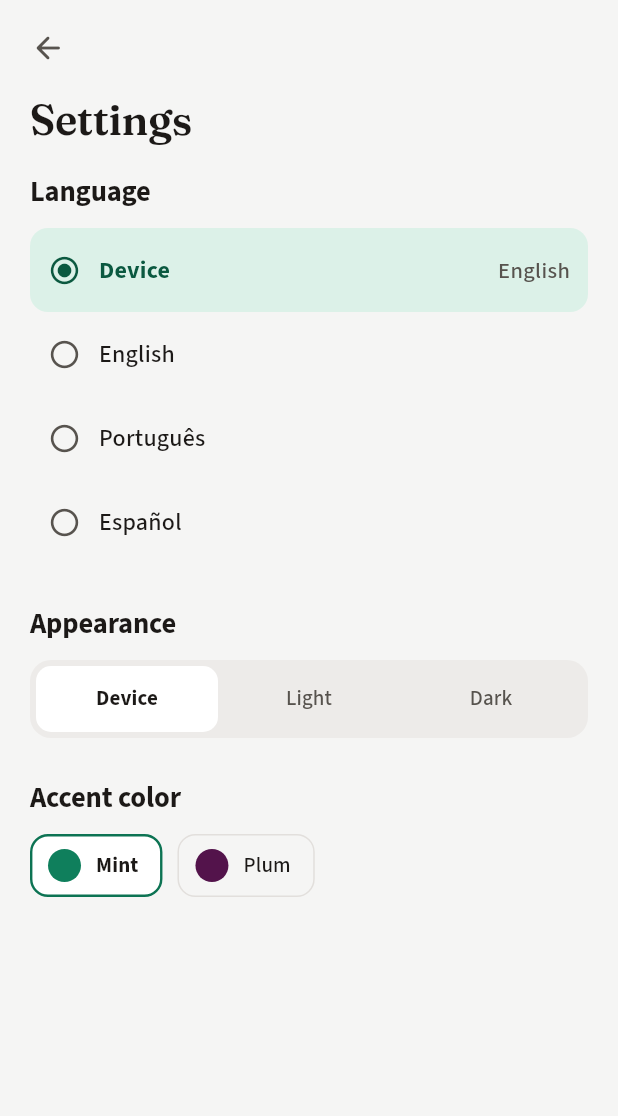
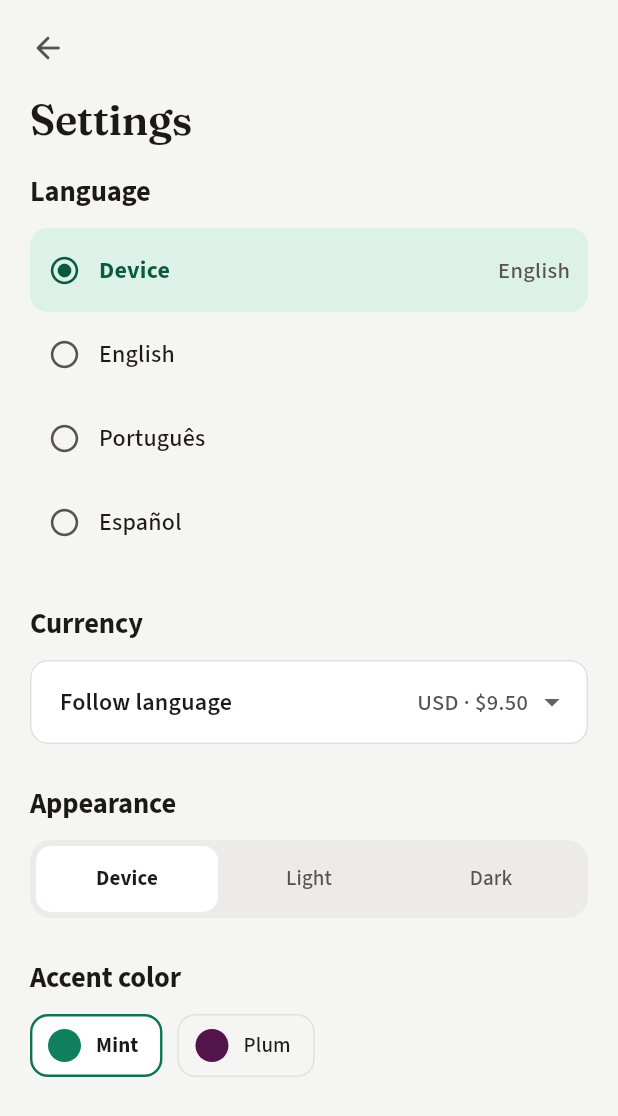
Before and after one commit to jobucaldas/roomies, a Flutter app: the screen it shows after launch, after a tap on the "settings" icon, on a phone screen of 412 x 824 dp. Shown: the top 1116 px of the screen. Run offline on Flutter 3.47's test engine with Material 3 defaults, Android fonts, the phone set to English and light mode, and no system bars; our stand-ins replace go_router, shared_preferences, web; missing offline and left inert: dart:js_interop; accounts and stored records are empty; network calls fail; project files that could hold a hidden picture were left out.

Commit message:
feat(settings): selectable currency with a follow-language option
- Settings gets a Currency dropdown: "Follow language" (default; shows
  what it resolves to) plus USD, BRL, EUR, GBP, MXN, ARS, CLP, COP, each
  with code and a sample amount. Stored locally like theme/language and
  available signed out.
- formatMoney takes an optional ISO currency; number style still follows
  the UI language. Following the language renders exactly as before
  (en/es -> USD, pt -> BRL).
- Screens format through AppState.money so the choice applies everywhere.

Co-Authored-By: Claude Opus 5.5 <noreply@anthropic.com>
Claude-Session: https://claude.ai/code/session_01TnURzC9QVFCW6HWEjXWnvB

```diff
--- a/src/flutter/lib/core/money.dart
+++ b/src/flutter/lib/core/money.dart
@@ -28,15 +28,39 @@ int? parseMoneyCents(String value) {
 
 double centsToApiAmount(int cents) => cents / 100.0;
 
-/// Format money for display. Portuguese uses BRL (reais); English uses USD;
-/// Spanish uses Latin American number formatting with a `$` symbol.
-String formatMoney(double amount, {String localeCode = 'en'}) {
-  return switch (localeCode) {
-    'pt' =>
-      NumberFormat.currency(locale: 'pt_BR', symbol: r'R$ ').format(amount),
-    'es' => NumberFormat.currency(locale: 'es_419', symbol: r'$').format(amount),
-    _ => NumberFormat.currency(locale: 'en_US', symbol: r'$').format(amount),
+/// Currencies offered in Settings (ISO 4217).
+const supportedCurrencies = <String>[
+  'USD',
+  'BRL',
+  'EUR',
+  'GBP',
+  'MXN',
+  'ARS',
+  'CLP',
+  'COP',
+];
+
+/// Currency used when Settings follows the UI language.
+String currencyForLanguage(String localeCode) =>
+    localeCode == 'pt' ? 'BRL' : 'USD';
+
+/// Format money for display. Number style (separators, symbol placement)
+/// follows the UI language; [currency] picks the symbol and decimals and
+/// defaults to [currencyForLanguage].
+String formatMoney(
+  double amount, {
+  String localeCode = 'en',
+  String? currency,
+}) {
+  final locale = switch (localeCode) {
+    'pt' => 'pt_BR',
+    'es' => 'es_419',
+    _ => 'en_US',
   };
+  return NumberFormat.simpleCurrency(
+    locale: locale,
+    name: currency ?? currencyForLanguage(localeCode),
+  ).format(amount);
 }
 
 List<Map<String, dynamic>> parseSplitEntries(String value, int totalCents) {
--- a/src/flutter/lib/l10n/strings.dart
+++ b/src/flutter/lib/l10n/strings.dart
@@ -118,6 +118,20 @@ class RoomiesStrings {
   String get languagePortuguese => 'Português';
   String get languageSpanish => 'Español';
   String get appearance => _t('Appearance', 'Aparência', 'Apariencia');
+  String get currency => _t('Currency', 'Moeda', 'Moneda');
+  String get currencyFollowLanguage =>
+      _t('Follow language', 'Seguir o idioma', 'Según el idioma');
+  String currencyName(String code) => switch (code) {
+        'USD' => _t('US dollar', 'Dólar americano', 'Dólar estadounidense'),
+        'BRL' => _t('Brazilian real', 'Real brasileiro', 'Real brasileño'),
+        'EUR' => _t('Euro', 'Euro', 'Euro'),
+        'GBP' => _t('British pound', 'Libra esterlina', 'Libra esterlina'),
+        'MXN' => _t('Mexican peso', 'Peso mexicano', 'Peso mexicano'),
+        'ARS' => _t('Argentine peso', 'Peso argentino', 'Peso argentino'),
+        'CLP' => _t('Chilean peso', 'Peso chileno', 'Peso chileno'),
+        'COP' => _t('Colombian peso', 'Peso colombiano', 'Peso colombiano'),
+        _ => code,
+      };
   String get brandTheme =>
       _t('Accent color', 'Cor de destaque', 'Color de acento');
   String get brandMint => _t('Mint', 'Verde-água', 'Menta');
--- a/src/flutter/lib/screens/house/expenses_section.dart
+++ b/src/flutter/lib/screens/house/expenses_section.dart
@@ -278,7 +278,7 @@ class _ExpensesSectionState extends State<ExpensesSection> {
                     Text(
                       [
                         formatDisplayDate(expense.date, localeCode: locale),
-                        formatMoney(expense.amount, localeCode: locale),
+                        app.money(expense.amount),
                         expense.payerName,
                         expense.visibility == 'private'
                             ? s.privateLabel
--- a/src/flutter/lib/screens/settings_screen.dart
+++ b/src/flutter/lib/screens/settings_screen.dart
@@ -2,6 +2,7 @@ import 'package:flutter/material.dart';
 import 'package:go_router/go_router.dart';
 import 'package:provider/provider.dart';
 
+import '../core/money.dart';
 import '../l10n/strings.dart';
 import '../models/models.dart';
 import '../state/app_state.dart';
@@ -73,6 +74,15 @@ class SettingsScreen extends StatelessWidget {
                 onTap: () => app.setLocaleOverride(code),
               ),
           ],
+        ),
+      ),
+      _Section(
+        title: s.currency,
+        child: _CurrencyPicker(
+          strings: s,
+          selected: app.currencyOverride,
+          followLanguageCode: currencyForLanguage(app.localeCode),
+          onChanged: app.setCurrencyOverride,
         ),
       ),
       _Section(
@@ -333,6 +343,57 @@ class _Segmented<T> extends StatelessWidget {
   }
 }
 
+/// Currency dropdown: "Follow language" (shows what it resolves to) plus
+/// each supported currency with its code and a sample amount.
+class _CurrencyPicker extends StatelessWidget {
+  const _CurrencyPicker({
+    required this.strings,
+    required this.selected,
+    required this.followLanguageCode,
+    required this.onChanged,
+  });
+
+  final RoomiesStrings strings;
+  final String? selected;
+  final String followLanguageCode;
+  final ValueChanged<String?> onChanged;
+
+  @override
+  Widget build(BuildContext context) {
+    final s = strings;
+    final muted = Theme.of(context).textTheme.bodyMedium;
+    Widget row(String label, String code) => Row(
+          children: [
+            Expanded(child: Text(label, overflow: TextOverflow.ellipsis)),
+            const SizedBox(width: 12),
+            Text(
+              '$code · ${formatMoney(9.5, localeCode: s.localeCode, currency: code)}',
+              style: muted,
+            ),
+          ],
+        );
+    return DropdownButtonFormField<String?>(
+      key: const ValueKey('currency-picker'),
+      value: selected,
+      isExpanded: true,
+      decoration: const InputDecoration(),
+      borderRadius: BorderRadius.circular(14),
+      onChanged: onChanged,
+      items: [
+        DropdownMenuItem<String?>(
+          value: null,
+          child: row(s.currencyFollowLanguage, followLanguageCode),
+        ),
+        for (final code in supportedCurrencies)
+          DropdownMenuItem<String?>(
+            value: code,
+            child: row(s.currencyName(code), code),
+          ),
+      ],
+    );
+  }
+}
+
 class _ChoiceTile extends StatelessWidget {
   const _ChoiceTile({
     required this.label,
--- a/src/flutter/lib/services/preferences_storage.dart
+++ b/src/flutter/lib/services/preferences_storage.dart
@@ -4,6 +4,7 @@ const localeOverrideKey = 'roomies.locale.override';
 const defaultHouseKey = 'roomies.default.house';
 const themeOverrideKey = 'roomies.theme.override';
 const brandAccentKey = 'roomies.brand.accent';
+const currencyOverrideKey = 'roomies.currency.override';
 
 /// Client preferences that survive sessions (locale, theme, default house).
 class PreferencesStorage {
@@ -20,6 +21,23 @@ class PreferencesStorage {
       await prefs.remove(localeOverrideKey);
     } else {
       await prefs.setString(localeOverrideKey, code);
+    }
+  }
+
+  /// ISO currency code, or `null` to follow the UI language.
+  Future<String?> loadCurrencyOverride() async {
+    final prefs = await SharedPreferences.getInstance();
+    final value = prefs.getString(currencyOverrideKey);
+    if (value == null || value.isEmpty) return null;
+    return value;
+  }
+
+  Future<void> saveCurrencyOverride(String? code) async {
+    final prefs = await SharedPreferences.getInstance();
+    if (code == null || code.isEmpty) {
+      await prefs.remove(currencyOverrideKey);
+    } else {
+      await prefs.setString(currencyOverrideKey, code);
     }
   }
 
--- a/src/flutter/lib/state/app_state.dart
+++ b/src/flutter/lib/state/app_state.dart
@@ -3,6 +3,7 @@ import 'package:flutter/material.dart';
 
 import '../api/api_client.dart';
 import '../api/api_error.dart';
+import '../core/money.dart';
 import '../l10n/strings.dart';
 import '../models/models.dart';
 import '../services/preferences_storage.dart';
@@ -34,6 +35,9 @@ class AppState extends ChangeNotifier {
   /// Theme override: `null` (system), `light`, or `dark`.
   String? themeOverride;
 
+  /// Explicit currency (ISO code); `null` follows the UI language.
+  String? currencyOverride;
+
   /// Brand accent family (`mint` / `plum`).
   BrandAccent brandAccent = BrandAccent.mint;
 
@@ -50,6 +54,13 @@ class AppState extends ChangeNotifier {
 
   RoomiesStrings get strings => RoomiesStrings(localeCode);
 
+  /// Currency used for display right now.
+  String get currencyCode => currencyOverride ?? currencyForLanguage(localeCode);
+
+  /// Formats [amount] with the current language and currency settings.
+  String money(double amount) =>
+      formatMoney(amount, localeCode: localeCode, currency: currencyCode);
+
   ThemeMode get themeMode {
     switch (themeOverride) {
       case 'light':
@@ -64,6 +75,9 @@ class AppState extends ChangeNotifier {
   Future<void> loadPreferences() async {
     localeOverride = await preferences.loadLocaleOverride();
     themeOverride = await preferences.loadThemeOverride();
+    final currency = await preferences.loadCurrencyOverride();
+    currencyOverride =
+        supportedCurrencies.contains(currency) ? currency : null;
     brandAccent = BrandAccentX.fromId(await preferences.loadBrandAccent());
     defaultHouseId = await preferences.loadDefaultHouseId();
     _applyLocale();
@@ -80,6 +94,13 @@ class AppState extends ChangeNotifier {
     localeOverride = code;
     await preferences.saveLocaleOverride(code);
     _applyLocale();
+    notifyListeners();
+  }
+
+  Future<void> setCurrencyOverride(String? code) async {
+    if (code != null && !supportedCurrencies.contains(code)) return;
+    currencyOverride = code;
+    await preferences.saveCurrencyOverride(code);
     notifyListeners();
   }
 
```
Also changed, not shown: src/flutter/lib/screens/dashboard_screen.dart (+5 -6 lines), src/flutter/lib/screens/house/balances_section.dart (+4 -6 lines), 3 other files.
